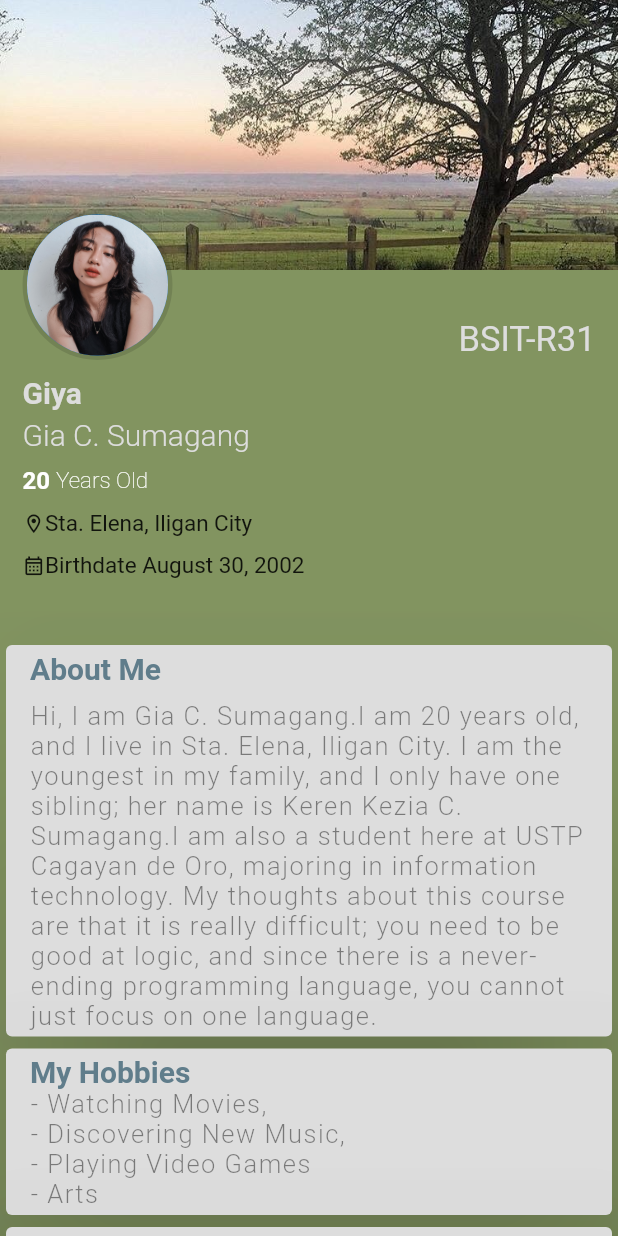
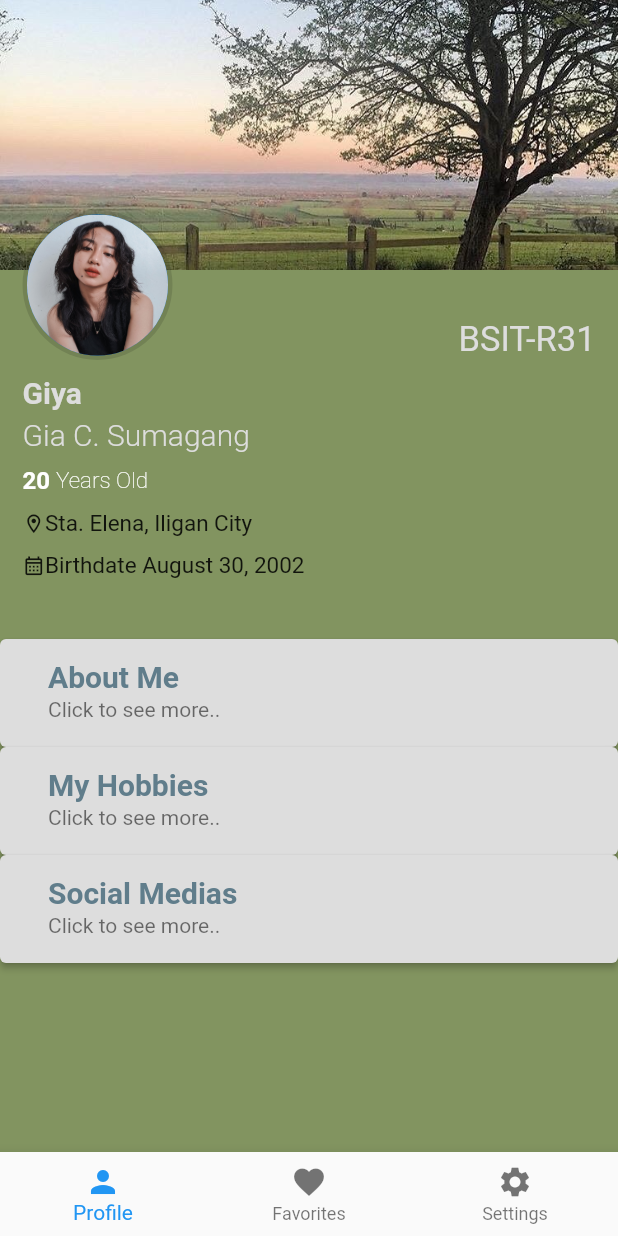
Before and after one commit to GiaSumagang/Simple-Application, a Flutter app: the screen it shows after launch, on a phone screen of 412 x 824 dp. Run offline on Flutter 3.47's test engine with Material 2 defaults, Android fonts, the phone set to English and light mode, and no system bars.

Commit message:
New pages

```diff
--- a/lib/profilepage.dart
+++ b/lib/profilepage.dart
@@ -1,5 +1,8 @@
 import 'package:flutter/material.dart';
 import 'package:profile/constants.dart';
+import 'package:profile/detail.dart';
+import 'package:profile/about.dart';
+import 'package:profile/hobbies.dart';
 
 class ProfilePage extends StatefulWidget {
   const ProfilePage({Key? key}) : super(key: key);
@@ -9,6 +12,16 @@ class ProfilePage extends StatefulWidget {
 }
 
 class _ProfilePageState extends State<ProfilePage> {
+  int _selectedIndex = 0; // keep track of the selected tab
+
+  static const List<Widget> _widgetOptions = <Widget>[    Text('Profile Page'),    Text('Favorites'),    Text('Settings'),  ];
+
+  void _onItemTapped(int index) {
+    setState(() {
+      _selectedIndex = index; // update the selected tab index
+    });
+  }
+
   @override
   Widget build(BuildContext context) {
     var size = MediaQuery.of(context).size;
@@ -17,7 +30,25 @@ class _ProfilePageState extends State<ProfilePage> {
       body: ListView(
         physics: const BouncingScrollPhysics(
           parent: AlwaysScrollableScrollPhysics()),
-        children: [coverImage(), profile(), about(), hobby(), socmed()],
+        children: [coverImage(), profile(), about(context), hobby(context), socmed(context)],
+      ),
+      bottomNavigationBar: BottomNavigationBar(
+        currentIndex: _selectedIndex, // pass in the selected tab index
+        onTap: _onItemTapped, // handle tab selection
+        items: const <BottomNavigationBarItem>[
+          BottomNavigationBarItem(
+            icon: Icon(Icons.person),
+            label: 'Profile',
+          ),
+          BottomNavigationBarItem(
+            icon: Icon(Icons.favorite),
+            label: 'Favorites',
+          ),
+          BottomNavigationBarItem(
+            icon: Icon(Icons.settings),
+            label: 'Settings',
+          ),
+        ],
       ),
     );
   }
@@ -117,67 +148,77 @@ Widget profile(){
   );
 }
 
-Widget about(){
-  return Card(
-    elevation: 80.0,
-    color: Constants.textColor,
+Widget about(BuildContext context) {
+  return ElevatedButton(
+    style: ElevatedButton.styleFrom(
+        backgroundColor: Constants.textColor
+    ),
+    onPressed: () async {
+      await Navigator.push(
+        context,
+        MaterialPageRoute(builder: (context) => const About()),
+      );
+    },
     child: const ListTile(
-      title: Text('About Me',
-      style: TextStyle(fontWeight: FontWeight.bold,
-      fontSize: 20, color: Colors.blueGrey),
-      ),
-      subtitle: Padding(
-        padding: EdgeInsets.only(top: 10),
-        child: Text('Hi, I am Gia C. Sumagang.'
-        'I am 20 years old, and I live in Sta. Elena, Iligan City. '
-        'I am the youngest in my family, and I only have one sibling; her name is Keren Kezia C. Sumagang.'
-        'I am also a student here at USTP Cagayan de Oro, majoring in information technology. '
-        'My thoughts about this course are that it is really difficult; you need to be good at logic, and since there is a never-ending programming language, you cannot just focus on one language.'
-            ,style: TextStyle(
-          fontWeight: FontWeight.w300,
-          fontSize: 17,
-              color: Colors.black45,
-              letterSpacing: 1)
+        title: Text(
+          'About Me',
+          style: TextStyle(
+            fontWeight: FontWeight.bold,
+            fontSize: 20,
+            color: Colors.blueGrey,
           ),
         ),
+        subtitle: Text('Click to see more..')
     ),
   );
 }
 
-Widget hobby(){
-  return Card(
-    elevation: 80.0,
-    color: Constants.textColor,
+Widget hobby(BuildContext context) {
+  return ElevatedButton(
+    style: ElevatedButton.styleFrom(
+        backgroundColor: Constants.textColor
+    ),
+    onPressed: () async {
+      await Navigator.push(
+        context,
+        MaterialPageRoute(builder: (context) => Hobbies()),
+      );
+    },
     child: const ListTile(
-      title: Text('My Hobbies',
-        style: TextStyle(fontWeight: FontWeight.bold,
-            fontSize: 20, color: Colors.blueGrey),
+      title: Text(
+        'My Hobbies',
+        style: TextStyle(
+          fontWeight: FontWeight.bold,
+          fontSize: 20,
+          color: Colors.blueGrey,
         ),
-      subtitle: Text('- Watching Movies,                                                         - Discovering New Music,                                                - Playing Video Games                                                         - Arts',
-          style: TextStyle(
-          fontWeight: FontWeight.w300,
-          fontSize: 17,
-          color: Colors.black45,
-          letterSpacing: 1),
       ),
-  ));
-}
-
-Widget socmed(){
-  return Card(
-    elevation: 80.0,
-    color: Constants.textColor,
-    child: const ListTile(
-      title: Text('Social Media',
-        style: TextStyle(fontWeight: FontWeight.bold,
-            fontSize: 20, color: Colors.blueGrey),
-      ),
-      subtitle: Text("Twitter: Giya1908                                  Instagram: Giash.ii                                                    Facebook: Gia Sumagang",
-          style: TextStyle(
-              fontWeight: FontWeight.w300,
-              fontSize: 17,
-              color: Colors.black45,
-              letterSpacing: 1)),
+      subtitle: Text('Click to see more..'),
     ),
   );
 }
+
+Widget socmed(BuildContext context) {
+  return ElevatedButton(
+    style: ElevatedButton.styleFrom(
+      backgroundColor: Constants.textColor
+    ),
+    onPressed: () async {
+      await Navigator.push(
+        context,
+        MaterialPageRoute(builder: (context) => Details()),
+      );
+    },
+    child: const ListTile(
+      title: Text(
+        'Social Medias',
+        style: TextStyle(
+          fontWeight: FontWeight.bold,
+          fontSize: 20,
+          color: Colors.blueGrey,
+        ),
+      ),
+      subtitle: Text('Click to see more..')
+    ),
+  );
+}
--- a/pubspec.yaml
+++ b/pubspec.yaml
@@ -36,6 +36,7 @@ dependencies:
   # The following adds the Cupertino Icons font to your application.
   # Use with the CupertinoIcons class for iOS style icons.
   cupertino_icons: ^1.0.2
+  url_launcher: ^6.1.9
 
 dev_dependencies:
   flutter_test:
```
Also changed, not shown: lib/about.dart (added, +37 -0 lines), lib/detail.dart (+25 -7 lines), lib/hobbies.dart (added, +25 -0 lines), lib/hobbymodels.dart (added, +23 -0 lines), pubspec.lock, 5 other files. Lines whose indentation alone changed are shown as unchanged.
